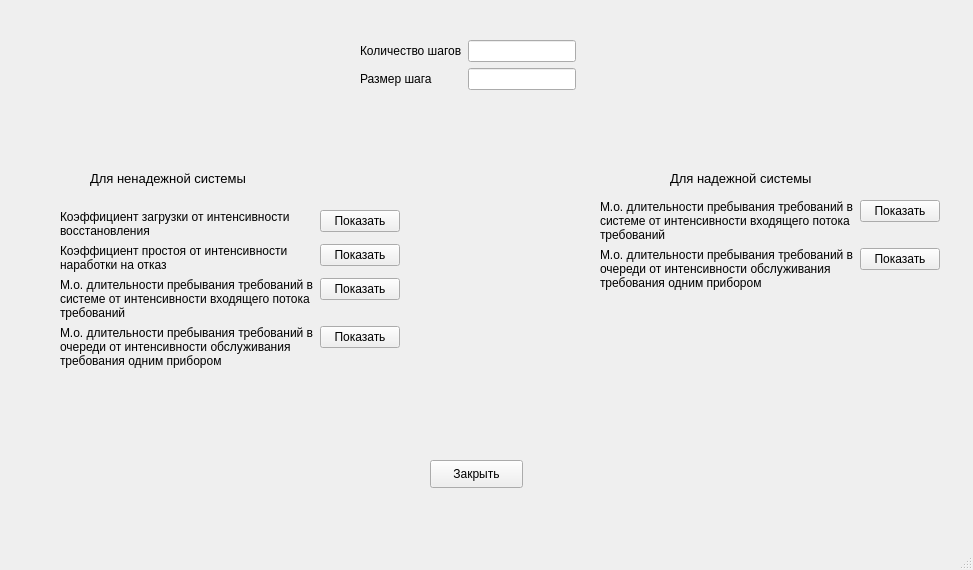
Old version of the form graphUI.ui in the repository hokage-mlg/diplomaProgram.
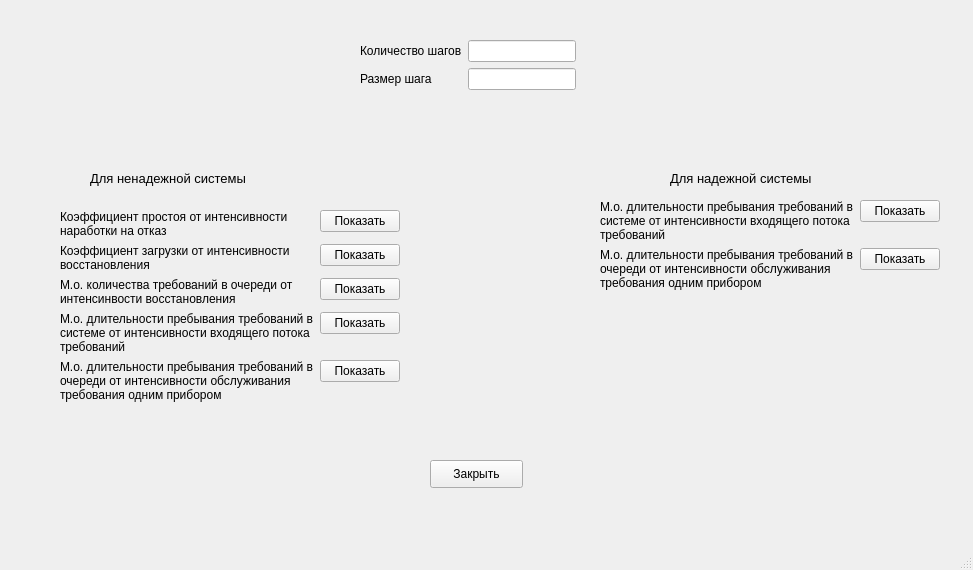
New version of the form.

Diff of the .ui file:
```diff
--- a/graphUI.ui
+++ b/graphUI.ui
@@ -55,8 +55,8 @@
      <rect>
       <x>60</x>
       <y>210</y>
-      <width>291</width>
-      <height>231</height>
+      <width>351</width>
+      <height>271</height>
      </rect>
     </property>
     <layout class="QFormLayout" name="formLayout_2">
@@ -69,38 +69,6 @@
      <property name="rowWrapPolicy">
       <enum>QFormLayout::DontWrapRows</enum>
      </property>
-     <item row="0" column="0">
-      <widget class="QLabel" name="label_unr_beta_kh">
-       <property name="sizePolicy">
-        <sizepolicy hsizetype="Expanding" vsizetype="Expanding">
-         <horstretch>0</horstretch>
-         <verstretch>0</verstretch>
-        </sizepolicy>
-       </property>
-       <property name="text">
-        <string>Коэффициент загрузки от интенсивности восстановления</string>
-       </property>
-       <property name="wordWrap">
-        <bool>true</bool>
-       </property>
-      </widget>
-     </item>
-     <item row="0" column="1">
-      <widget class="QPushButton" name="pushButton_unr_beta_kh">
-       <property name="sizePolicy">
-        <sizepolicy hsizetype="Fixed" vsizetype="Fixed">
-         <horstretch>0</horstretch>
-         <verstretch>0</verstretch>
-        </sizepolicy>
-       </property>
-       <property name="focusPolicy">
-        <enum>Qt::ClickFocus</enum>
-       </property>
-       <property name="text">
-        <string>Показать</string>
-       </property>
-      </widget>
-     </item>
      <item row="1" column="0">
       <widget class="QLabel" name="label_unr_alpha_kg">
        <property name="sizePolicy">
@@ -130,7 +98,7 @@
        </property>
       </widget>
      </item>
-     <item row="2" column="1">
+     <item row="4" column="1">
       <widget class="QPushButton" name="pushButton_unr_la_u">
        <property name="sizePolicy">
         <sizepolicy hsizetype="Fixed" vsizetype="Fixed">
@@ -143,7 +111,7 @@
        </property>
       </widget>
      </item>
-     <item row="3" column="0">
+     <item row="5" column="0">
       <widget class="QLabel" name="label_unr_mu_w">
        <property name="sizePolicy">
         <sizepolicy hsizetype="Expanding" vsizetype="Expanding">
@@ -162,7 +130,7 @@
        </property>
       </widget>
      </item>
-     <item row="3" column="1">
+     <item row="5" column="1">
       <widget class="QPushButton" name="pushButton_unr_mu_w">
        <property name="sizePolicy">
         <sizepolicy hsizetype="Fixed" vsizetype="Fixed">
@@ -175,7 +143,7 @@
        </property>
       </widget>
      </item>
-     <item row="2" column="0">
+     <item row="4" column="0">
       <widget class="QLabel" name="label_unr_la_u">
        <property name="sizePolicy">
         <sizepolicy hsizetype="Expanding" vsizetype="Expanding">
@@ -205,6 +173,55 @@
        </property>
       </widget>
      </item>
+     <item row="3" column="0">
+      <widget class="QLabel" name="label_unr_beta_b">
+       <property name="text">
+        <string>М.о. количества требований в очереди от интенсинвости восстановления</string>
+       </property>
+       <property name="wordWrap">
+        <bool>true</bool>
+       </property>
+      </widget>
+     </item>
+     <item row="3" column="1">
+      <widget class="QPushButton" name="pushButton_unr_beta_b">
+       <property name="text">
+        <string>Показать</string>
+       </property>
+      </widget>
+     </item>
+     <item row="2" column="0">
+      <widget class="QLabel" name="label_unr_beta_kh">
+       <property name="sizePolicy">
+        <sizepolicy hsizetype="Expanding" vsizetype="Expanding">
+         <horstretch>0</horstretch>
+         <verstretch>0</verstretch>
+        </sizepolicy>
+       </property>
+       <property name="text">
+        <string>Коэффициент загрузки от интенсивности восстановления</string>
+       </property>
+       <property name="wordWrap">
+        <bool>true</bool>
+       </property>
+      </widget>
+     </item>
+     <item row="2" column="1">
+      <widget class="QPushButton" name="pushButton_unr_beta_kh">
+       <property name="sizePolicy">
+        <sizepolicy hsizetype="Fixed" vsizetype="Fixed">
+         <horstretch>0</horstretch>
+         <verstretch>0</verstretch>
+        </sizepolicy>
+       </property>
+       <property name="focusPolicy">
+        <enum>Qt::ClickFocus</enum>
+       </property>
+       <property name="text">
+        <string>Показать</string>
+       </property>
+      </widget>
+     </item>
     </layout>
    </widget>
    <widget class="QWidget" name="formLayoutWidget_2">
```
